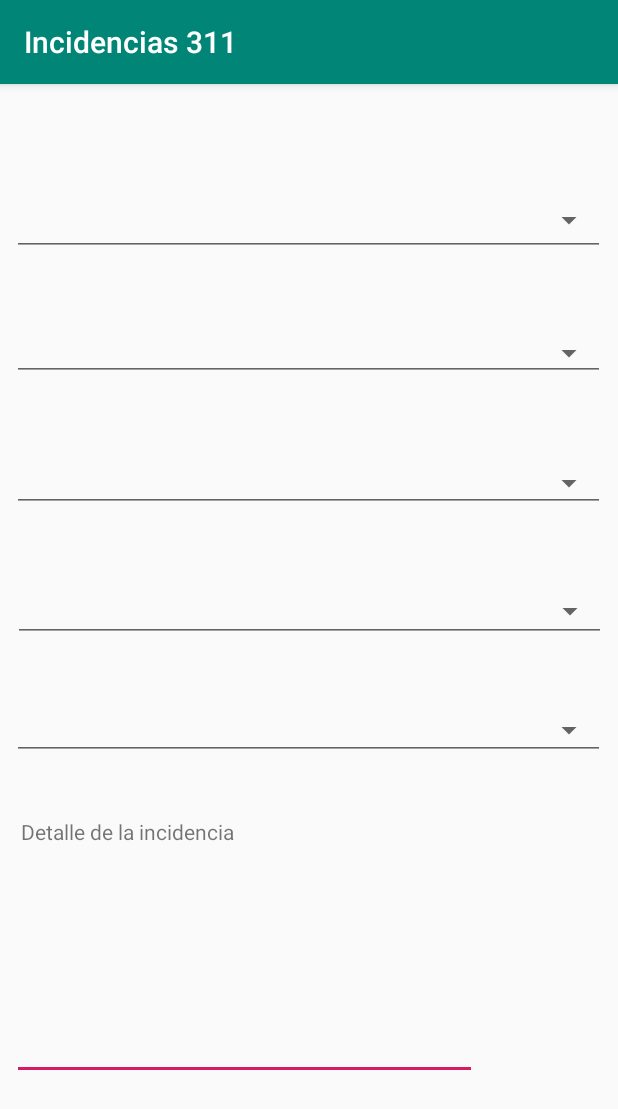
After one commit to cesarvarela07/binarios, an Android app: the RegistroIncidencia screen opened directly, with no data from a screen before it, on a phone screen of 412 x 824 dp. The commit adds this screen. Shown: the top 1109 px of the screen. Run offline under Robolectric (Android 15) with nearby library versions, the phone set to English and light mode, and no system bars.

Commit message:
Se incluye pantalla de registro incidenia

```diff
--- a/app/src/main/AndroidManifest.xml
+++ b/app/src/main/AndroidManifest.xml
@@ -9,7 +9,8 @@
         android:roundIcon="@mipmap/ic_launcher_round"
         android:supportsRtl="true"
         android:theme="@style/AppTheme">
-        <activity android:name=".Registro"></activity>
+        <activity android:name=".RegistroIncidencia"></activity>
+        <activity android:name=".Registro" />
         <activity android:name=".MainActivity">
             <intent-filter>
                 <action android:name="android.intent.action.MAIN" />
--- /dev/null
+++ b/app/src/main/java/app311/varela/cesar/app311/RegistroIncidencia.java
@@ -0,0 +1,13 @@
+package app311.varela.cesar.app311;
+
+import android.support.v7.app.AppCompatActivity;
+import android.os.Bundle;
+
+public class RegistroIncidencia extends AppCompatActivity {
+
+    @Override
+    protected void onCreate(Bundle savedInstanceState) {
+        super.onCreate(savedInstanceState);
+        setContentView(R.layout.activity_registro_incidencia);
+    }
+}
--- /dev/null
+++ b/app/src/main/res/layout/activity_registro_incidencia.xml
@@ -0,0 +1,141 @@
+<?xml version="1.0" encoding="utf-8"?>
+<android.support.constraint.ConstraintLayout xmlns:android="http://schemas.android.com/apk/res/android"
+    xmlns:app="http://schemas.android.com/apk/res-auto"
+    xmlns:tools="http://schemas.android.com/tools"
+    android:layout_width="match_parent"
+    android:layout_height="match_parent"
+    tools:context=".RegistroIncidencia">
+
+    <Spinner
+        android:id="@+id/spCategoria"
+        style="@style/Widget.AppCompat.Spinner.Underlined"
+        android:spinnerMode="dropdown"
+        android:layout_width="395dp"
+        android:layout_height="48dp"
+        android:layout_marginStart="8dp"
+        android:layout_marginLeft="8dp"
+        android:layout_marginTop="8dp"
+        android:layout_marginEnd="8dp"
+        android:layout_marginRight="8dp"
+        android:layout_marginBottom="8dp"
+        app:layout_constraintBottom_toBottomOf="parent"
+        app:layout_constraintEnd_toEndOf="parent"
+        app:layout_constraintHorizontal_bias="0.0"
+        app:layout_constraintStart_toStartOf="parent"
+        app:layout_constraintTop_toTopOf="parent"
+        app:layout_constraintVertical_bias="0.083" />
+
+    <Spinner
+        android:id="@+id/spEmpresa"
+        style="@style/Widget.AppCompat.Spinner.Underlined"
+        android:spinnerMode="dropdown"
+        android:layout_width="395dp"
+        android:layout_height="37dp"
+        android:layout_marginStart="8dp"
+        android:layout_marginLeft="8dp"
+        android:layout_marginTop="8dp"
+        android:layout_marginEnd="8dp"
+        android:layout_marginRight="8dp"
+        android:layout_marginBottom="8dp"
+        app:layout_constraintBottom_toBottomOf="parent"
+        app:layout_constraintEnd_toEndOf="parent"
+        app:layout_constraintHorizontal_bias="0.0"
+        app:layout_constraintStart_toStartOf="parent"
+        app:layout_constraintTop_toTopOf="parent"
+        app:layout_constraintVertical_bias="0.214" />
+
+    <Spinner
+        android:id="@+id/spProvincia"
+        style="@style/Widget.AppCompat.Spinner.Underlined"
+        android:spinnerMode="dropdown"
+        android:layout_width="395dp"
+        android:layout_height="38dp"
+        android:layout_marginStart="8dp"
+        android:layout_marginLeft="8dp"
+        android:layout_marginTop="8dp"
+        android:layout_marginEnd="8dp"
+        android:layout_marginRight="8dp"
+        android:layout_marginBottom="8dp"
+        app:layout_constraintBottom_toBottomOf="parent"
+        app:layout_constraintEnd_toEndOf="parent"
+        app:layout_constraintHorizontal_bias="0.0"
+        app:layout_constraintStart_toStartOf="parent"
+        app:layout_constraintTop_toTopOf="parent"
+        app:layout_constraintVertical_bias="0.335" />
+
+    <Spinner
+        android:id="@+id/spCanton"
+        style="@style/Widget.AppCompat.Spinner.Underlined"
+        android:spinnerMode="dropdown"
+        android:layout_width="395dp"
+        android:layout_height="41dp"
+        android:layout_marginStart="8dp"
+        android:layout_marginLeft="8dp"
+        android:layout_marginTop="8dp"
+        android:layout_marginEnd="8dp"
+        android:layout_marginRight="8dp"
+        android:layout_marginBottom="8dp"
+        app:layout_constraintBottom_toBottomOf="parent"
+        app:layout_constraintEnd_toEndOf="parent"
+        app:layout_constraintHorizontal_bias="1.0"
+        app:layout_constraintStart_toStartOf="parent"
+        app:layout_constraintTop_toTopOf="parent"
+        app:layout_constraintVertical_bias="0.454" />
+
+    <Spinner
+        android:id="@+id/spDistrito"
+        style="@style/Widget.AppCompat.Spinner.Underlined"
+        android:spinnerMode="dropdown"
+        android:layout_width="395dp"
+        android:layout_height="40dp"
+        android:layout_marginStart="8dp"
+        android:layout_marginLeft="8dp"
+        android:layout_marginTop="8dp"
+        android:layout_marginEnd="8dp"
+        android:layout_marginRight="8dp"
+        android:layout_marginBottom="8dp"
+        app:layout_constraintBottom_toBottomOf="parent"
+        app:layout_constraintEnd_toEndOf="parent"
+        app:layout_constraintHorizontal_bias="0.0"
+        app:layout_constraintStart_toStartOf="parent"
+        app:layout_constraintTop_toTopOf="parent"
+        app:layout_constraintVertical_bias="0.566" />
+
+    <EditText
+        android:id="@+id/editText3"
+        android:layout_width="310dp"
+        android:layout_height="101dp"
+        android:layout_marginStart="8dp"
+        android:layout_marginLeft="8dp"
+        android:layout_marginTop="4dp"
+        android:layout_marginEnd="8dp"
+        android:layout_marginRight="8dp"
+        android:layout_marginBottom="8dp"
+        android:ems="10"
+        android:inputType="textMultiLine"
+        app:layout_constraintBottom_toBottomOf="parent"
+        app:layout_constraintEnd_toEndOf="parent"
+        app:layout_constraintHorizontal_bias="0.0"
+        app:layout_constraintStart_toStartOf="parent"
+        app:layout_constraintTop_toTopOf="parent"
+        app:layout_constraintVertical_bias="0.853" />
+
+    <TextView
+        android:id="@+id/textView2"
+        android:layout_width="wrap_content"
+        android:layout_height="wrap_content"
+        android:layout_marginStart="8dp"
+        android:layout_marginLeft="8dp"
+        android:layout_marginTop="8dp"
+        android:layout_marginEnd="8dp"
+        android:layout_marginRight="8dp"
+        android:layout_marginBottom="8dp"
+        android:text="@string/txtDetalleIncidencia"
+        app:layout_constraintBottom_toBottomOf="parent"
+        app:layout_constraintEnd_toEndOf="parent"
+        app:layout_constraintHorizontal_bias="0.023"
+        app:layout_constraintStart_toStartOf="parent"
+        app:layout_constraintTop_toTopOf="parent"
+        app:layout_constraintVertical_bias="0.656" />
+
+</android.support.constraint.ConstraintLayout>
--- a/app/src/main/res/values/strings.xml
+++ b/app/src/main/res/values/strings.xml
@@ -1,3 +1,4 @@
 <resources>
     <string name="app_name">Incidencias 311</string>
+    <string name="txtDetalleIncidencia">Detalle de la incidencia</string>
 </resources>
```
